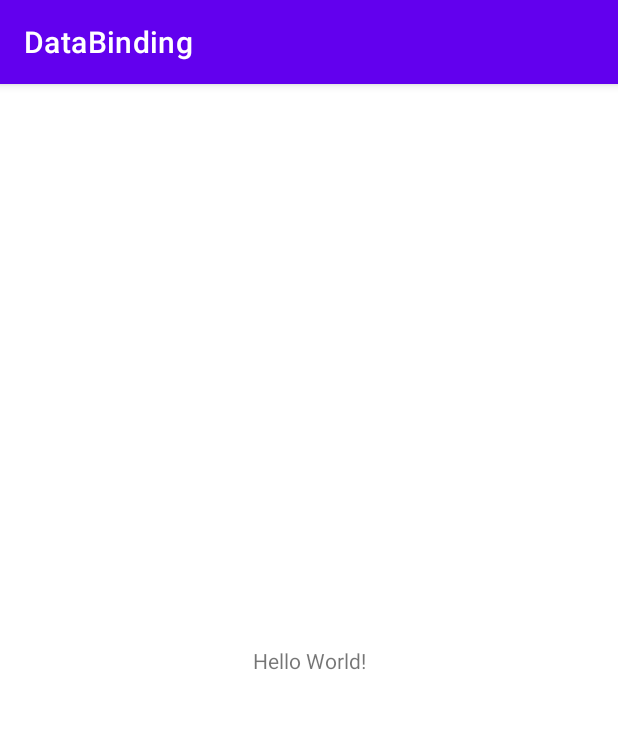
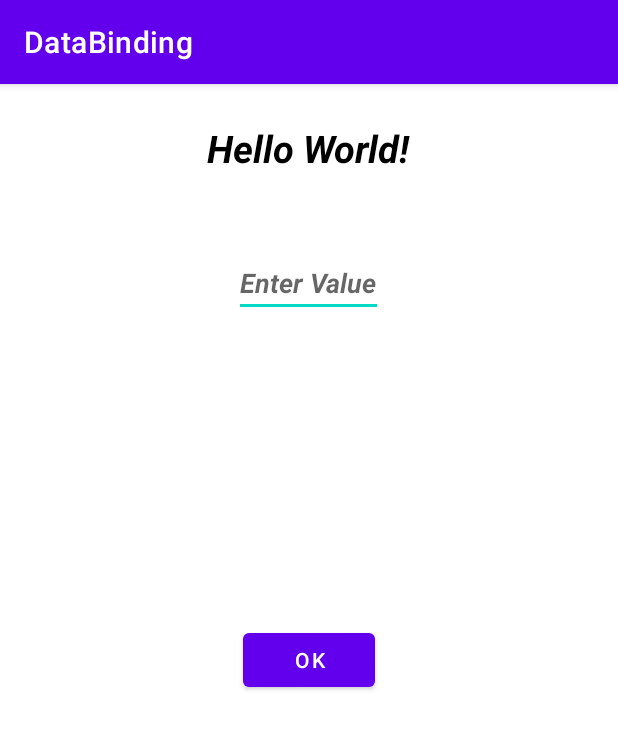
Before and after one commit to VinayTShetty/DataBinding, an Android app: the screen it shows after launch (MainActivity), on a phone screen of 412 x 824 dp. Shown: the top 729 px of the screen. Run offline under Robolectric (Android 15) with nearby library versions, the phone set to English and light mode, and no system bars; our stand-ins replace data binding; 3 statements that could not run were skipped.

Commit message:
Data Binding Basic Implementation.

```diff
--- a/DataBinding/app/build.gradle
+++ b/DataBinding/app/build.gradle
@@ -1,6 +1,7 @@
 plugins {
     id 'com.android.application'
     id 'org.jetbrains.kotlin.android'
+    id 'kotlin-kapt'
 }
 
 android {
@@ -30,6 +31,13 @@ android {
     kotlinOptions {
         jvmTarget = '1.8'
     }
+
+    /**
+     * Data Binding Depedency
+     */
+    buildFeatures{
+        dataBinding true
+    }
 }
 
 dependencies {
--- a/DataBinding/app/src/main/java/com/example/databinding/MainActivity.kt
+++ b/DataBinding/app/src/main/java/com/example/databinding/MainActivity.kt
@@ -2,9 +2,27 @@ package com.example.databinding
 
 import androidx.appcompat.app.AppCompatActivity
 import android.os.Bundle
+import androidx.databinding.DataBindingUtil
+import com.example.databinding.databinding.ActivityMainBinding
+
 class MainActivity : AppCompatActivity() {
+
+    private lateinit var binding: ActivityMainBinding
+
     override fun onCreate(savedInstanceState: Bundle?) {
         super.onCreate(savedInstanceState)
         setContentView(R.layout.activity_main)
+        intiateDataBinding()
+        changeView()
+    }
+
+    private fun intiateDataBinding() {
+        binding=DataBindingUtil.setContentView(this,R.layout.activity_main)
+    }
+    private fun changeView(){
+        binding.textViewId.text="Vinay T Shetty"
+        binding.btnSetDataId.setOnClickListener(){
+            binding.textViewId.text=binding.editTextId.text
+        }
     }
 }
--- a/DataBinding/app/src/main/res/layout/activity_main.xml
+++ b/DataBinding/app/src/main/res/layout/activity_main.xml
@@ -1,18 +1,47 @@
 <?xml version="1.0" encoding="utf-8"?>
-<androidx.constraintlayout.widget.ConstraintLayout xmlns:android="http://schemas.android.com/apk/res/android"
+<layout xmlns:android="http://schemas.android.com/apk/res/android"
     xmlns:app="http://schemas.android.com/apk/res-auto"
-    xmlns:tools="http://schemas.android.com/tools"
+    xmlns:tools="http://schemas.android.com/tools">
+
+    <data>
+
+    </data>
+
+    <RelativeLayout
         android:layout_width="match_parent"
         android:layout_height="match_parent"
         tools:context=".MainActivity">
 
         <TextView
+            android:id="@+id/textView_id"
             android:layout_width="wrap_content"
             android:layout_height="wrap_content"
+            android:layout_centerHorizontal="true"
+            android:layout_marginTop="25dp"
             android:text="Hello World!"
-        app:layout_constraintBottom_toBottomOf="parent"
-        app:layout_constraintEnd_toEndOf="parent"
-        app:layout_constraintStart_toStartOf="parent"
-        app:layout_constraintTop_toTopOf="parent" />
+            android:textColor="@color/black"
+            android:textSize="25dp"
+            android:textStyle="bold|italic" />
 
-</androidx.constraintlayout.widget.ConstraintLayout>
+        <EditText
+            android:id="@+id/editText_id"
+            android:layout_width="wrap_content"
+            android:layout_height="wrap_content"
+            android:layout_below="@id/textView_id"
+            android:layout_centerHorizontal="true"
+            android:layout_marginTop="50dp"
+            android:hint="Enter Value"
+            android:textColor="@color/black"
+            android:textStyle="italic|bold"></EditText>
+
+        <Button
+            android:id="@+id/btnSetData_id"
+            android:layout_width="wrap_content"
+            android:layout_height="wrap_content"
+            android:layout_centerInParent="true"
+            android:text="OK"></Button>
+    </RelativeLayout>
+</layout>
+
+
+    <!--Right Click on the Frist Line of the File and show Context Action and convert to BindLayout-->
```
Lines whose indentation alone changed are shown as unchanged.
